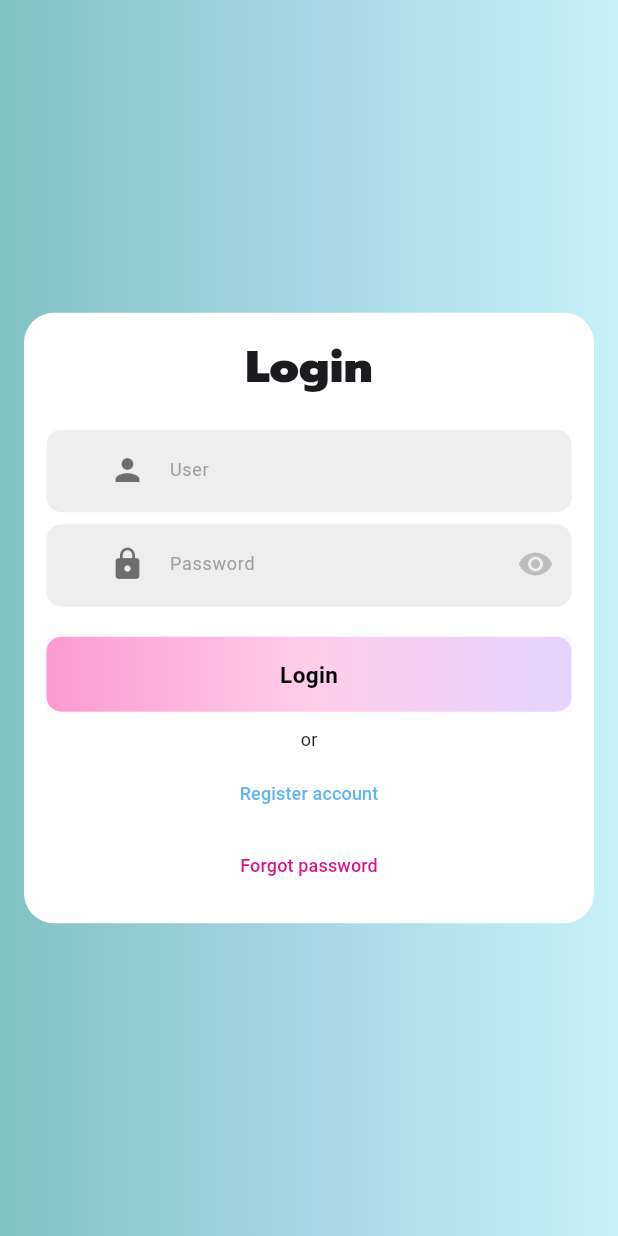
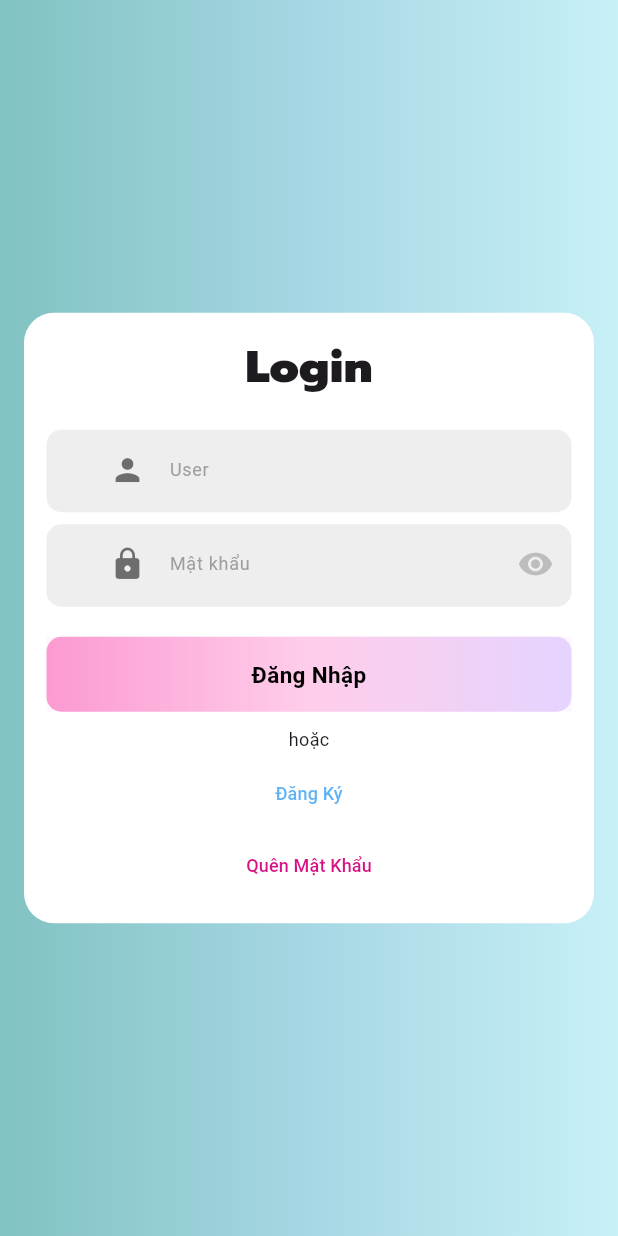
Before and after one commit to KTPx4/Flutter_quizlet_app, a Flutter app: the screen it shows after launch, on a phone screen of 412 x 824 dp. Run offline on Flutter 3.47's test engine with Material 3 defaults, Android fonts, the phone set to English and light mode, and no system bars; our stand-ins replace flip_card, flutter_tts, mask_text_input_formatter, shared_preferences; project files that could hold a hidden picture were left out.

Commit message:
function for login, register, forgot pass - Client and Server

```diff
--- a/client_app/lib/apiservices/accountAPI.dart
+++ b/client_app/lib/apiservices/accountAPI.dart
@@ -3,7 +3,7 @@ import 'dart:convert';
 
 import 'package:flutter/foundation.dart';
 
-import '../models/account.dart';
+
 import 'package:http/http.dart' as http;
 import 'dart:io';
 
@@ -142,7 +142,7 @@ class AccountAPI {
 
       if(res.statusCode == 200)
       {
-        return {'success': true, 'message': "Gửi yêu cầu thành công. Vui lòng kiểm tra email", "token": resBody["data"]["token"]};
+        return {'success': true, 'message': "Vui lòng nhập mật khẩu mới", "token": resBody["data"]["token"]};
       }
 
       return {'success': false, 'message': resBody["message"], 'token': ''};
@@ -175,14 +175,15 @@ class AccountAPI {
 
       if(res.statusCode == 200)
       {
-        return {'success': true, 'message': "Khôi phục mật khẩu thành công. Vui lòng kiểm tra email", "token": resBody["data"]["token"]};
+        return {'success': true, 'message': "Khôi phục mật khẩu thành công. Vui lòng đăng nhập lại"};
       }
 
-      return {'success': false, 'message': resBody["message"], 'token': ''};
+      return {'success': false, 'message': resBody["message"]};
     }
     catch(e)
     {
-      return {'success': false, 'message': "Đăng nhập thất bại. Vui lòng thử lại sau!", 'token': ''};
+      print("Err: " + e.toString());
+      return {'success': false, 'message': "Đổi mật khẩu thất bại. Vui lòng thử lại sau!", 'token': ''};
     }
   }
 
--- a/client_app/lib/main.dart
+++ b/client_app/lib/main.dart
@@ -56,7 +56,7 @@ class _MyAppState extends State<MyApp> {
         switch(name)
         {
           case "/":
-            return MaterialPageRoute(builder: (bd)=> AuthPage(page: const LandingPage(),));
+            return MaterialPageRoute(builder: (bd)=> AuthPage(page: const TestPage(),));
           case "/account/register":
             return MaterialPageRoute(builder: (bd)=> canRegister(page: const TestPage(),));
           case "/account/forgot":
--- a/client_app/lib/page/account/LoginPage.dart
+++ b/client_app/lib/page/account/LoginPage.dart
@@ -165,6 +165,7 @@ class _LoginPageState extends State<LoginPage> {
                             color: Colors.grey[200],
                             borderRadius: BorderRadius.all(Radius.circular(10))),
                         child: TextFormField(
+                          keyboardType: TextInputType.emailAddress,
                           controller: userController,
                           onChanged: (value) => setState(() {
                             ErrorMessage = "";
@@ -174,6 +175,7 @@ class _LoginPageState extends State<LoginPage> {
                           }),
                           style: TextStyle(color: Colors.grey[700]),
                           decoration: const InputDecoration(
+
                             border: InputBorder.none,
                             prefixIcon: Icon(
                               Icons.person,
@@ -211,7 +213,7 @@ class _LoginPageState extends State<LoginPage> {
                                 Icons.lock,
                                 color: Colors.black54,
                               ),
-                              label: Text("Password"),
+                              label: Text("Mật khẩu"),
                               labelStyle: TextStyle(color: Colors.grey, fontSize: 12),
                               suffixIcon: IconButton(
                                   onPressed: () {
@@ -246,7 +248,7 @@ class _LoginPageState extends State<LoginPage> {
                                   Color.fromARGB(255, 229, 212, 255),
                                 ])),
                             width: double.infinity,
-                            child: isWaiting ? CircularProgressIndicator() : Text("Login", style: TextStyle(color: Colors.black, fontSize: 15, fontWeight: FontWeight.bold),),
+                            child: isWaiting ? CircularProgressIndicator() : Text("Đăng Nhập", style: TextStyle(color: Colors.black, fontSize: 15, fontWeight: FontWeight.bold),),
                           ),
                         ),
                       ),
@@ -255,14 +257,14 @@ class _LoginPageState extends State<LoginPage> {
                       ),
 
                       // Other options
-                      const Text("or", style: TextStyle( fontSize: 12, )),
+                      const Text("hoặc", style: TextStyle( fontSize: 12, )),
                       const SizedBox(
                         height: 3,
                       ),
 
-                      TextButton(onPressed: toRegister, child:const Text("Register account",  style: TextStyle(color: Color.fromARGB(171, 18, 141, 241), fontSize: 12, ),)),
+                      TextButton(onPressed: toRegister, child:const Text("Đăng Ký",  style: TextStyle(color: Color.fromARGB(171, 18, 141, 241), fontSize: 12, ),)),
 
-                      TextButton(onPressed: toForgotPass, child:const Text("Forgot password",  style: TextStyle(color: Color.fromARGB(255, 216, 17, 133), fontSize: 12, ),)),
+                      TextButton(onPressed: toForgotPass, child:const Text("Quên Mật Khẩu",  style: TextStyle(color: Color.fromARGB(255, 216, 17, 133), fontSize: 12, ),)),
                     ],
                   ),
                 ),
--- a/client_app/lib/page/account/RegisterPage.dart
+++ b/client_app/lib/page/account/RegisterPage.dart
@@ -89,7 +89,7 @@ class _RegisterPageState extends State<RegisterPage> {
 
         var obj = jsonEncode({"user": user, "pass": password});
 
-         Navigator.pushNamedAndRemoveUntil(context, '/account/login', (Route<dynamic> route) => false, arguments: obj);
+        Navigator.pushNamedAndRemoveUntil(context, '/account/login', (Route<dynamic> route) => false, arguments: obj);
       }
       else
       {
@@ -154,6 +154,7 @@ class _RegisterPageState extends State<RegisterPage> {
                             color: Colors.grey[200],
                             borderRadius: BorderRadius.all(Radius.circular(10))),
                         child: TextFormField(
+                          keyboardType: TextInputType.emailAddress,
                           controller: userController,
                           onChanged: (value) => setState(() {
                             ErrorMessage = "";
@@ -274,7 +275,7 @@ class _RegisterPageState extends State<RegisterPage> {
                                   Color.fromARGB(169, 166, 246, 255),
                                 ])),
                             width: double.infinity,
-                            child: isWaiting ? CircularProgressIndicator() : Text("Submit", style: TextStyle(color: Colors.black, fontSize: 15, fontWeight: FontWeight.bold),),
+                            child: isWaiting ? CircularProgressIndicator() : Text("Gửi", style: TextStyle(color: Colors.black, fontSize: 15, fontWeight: FontWeight.bold),),
                           ),
                         ),
                       ),
@@ -283,13 +284,13 @@ class _RegisterPageState extends State<RegisterPage> {
                       ),
 
                       // Other options
-                      const Text("or", style: TextStyle( fontSize: 12, )),
+                      const Text("hoặc", style: TextStyle( fontSize: 12, )),
                       const SizedBox(
                         height: 3,
                       ),
-                      TextButton(onPressed: toLogin, child:const Text("Login",  style: TextStyle(color: Color.fromARGB(171, 18, 141, 241), fontSize: 12, ),)),
+                      TextButton(onPressed: toLogin, child:const Text("Đăng Nhập",  style: TextStyle(color: Color.fromARGB(171, 18, 141, 241), fontSize: 12, ),)),
 
-                      TextButton(onPressed: toForgotPass, child:const Text("Forgot password",  style: TextStyle(color: Color.fromARGB(255, 189, 11, 115), fontSize: 12, ),)),
+                      TextButton(onPressed: toForgotPass, child:const Text("Quên Mật Khẩu",  style: TextStyle(color: Color.fromARGB(255, 189, 11, 115), fontSize: 12, ),)),
                     ],
                   ),
                 ),
--- a/client_app/pubspec.yaml
+++ b/client_app/pubspec.yaml
@@ -30,7 +30,6 @@ environment:
 dependencies:
   flutter:
     sdk: flutter
-
   flutter_web_plugins:
     sdk: flutter
 
```
Also changed, not shown: client_app/lib/page/account/ForgotPage.dart (+34 -9 lines), client_app/pubspec.lock, 5 other files.
